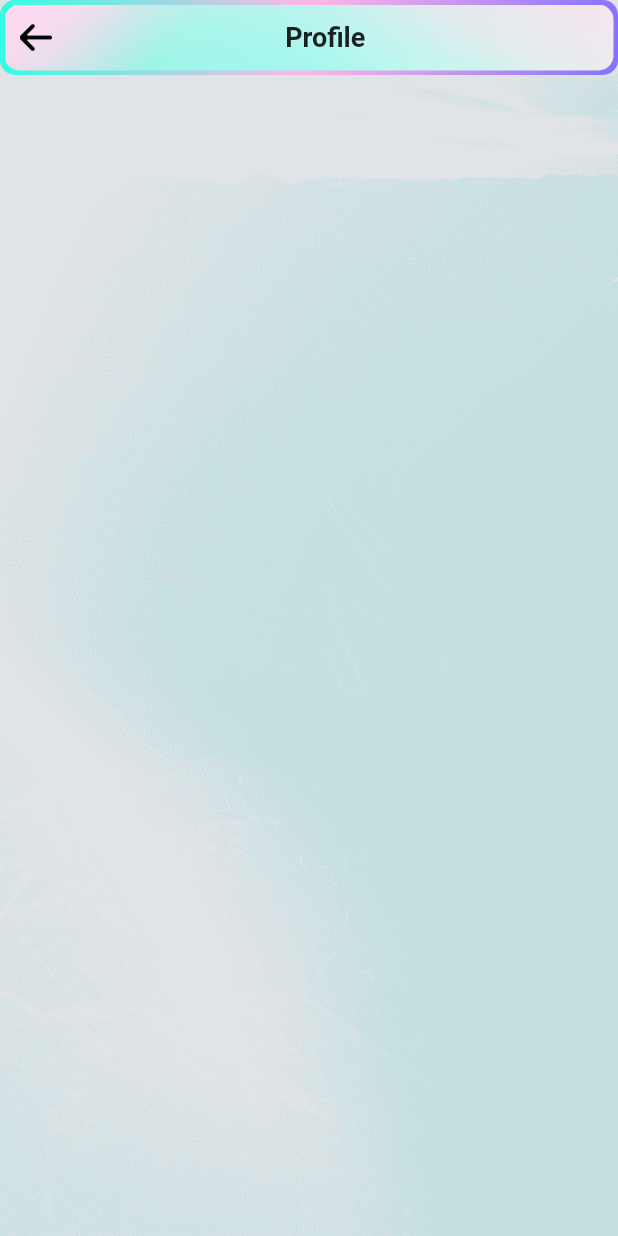
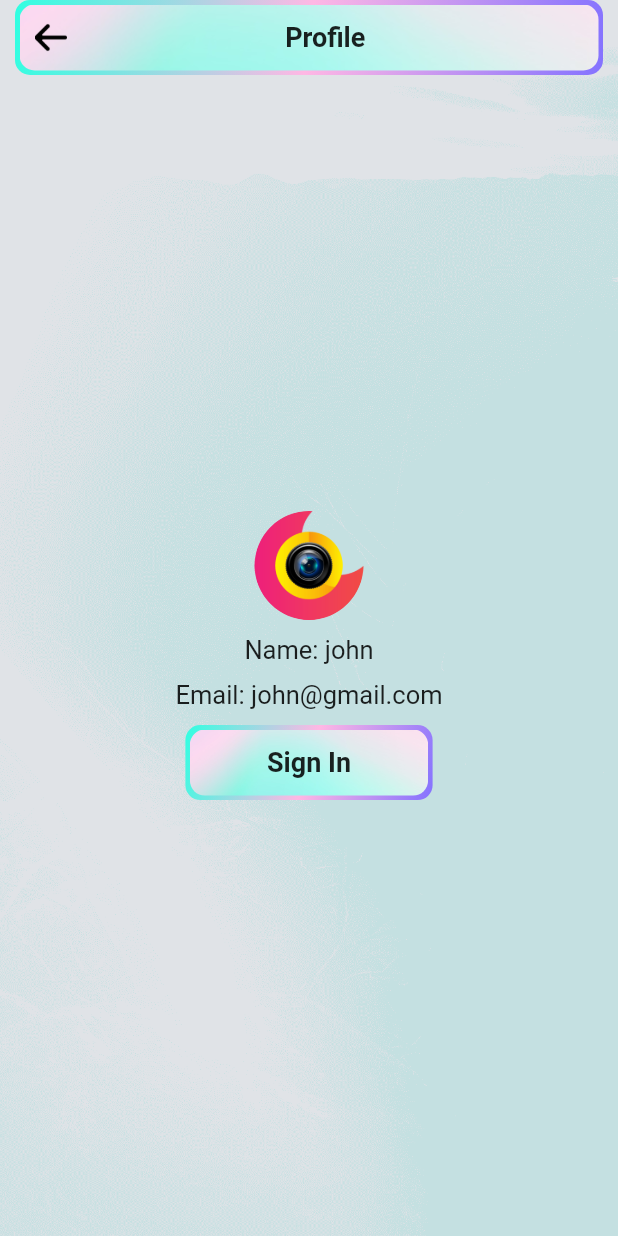
Before and after one commit to jyoti5560/PixyTrim_PhotoEditing, a Flutter app: the ProfileScreen screen opened directly, on a phone screen of 412 x 824 dp. Run offline on Flutter 3.47's test engine with Material 2 defaults, Android fonts, the light colour scheme and no system bars; our stand-ins replace camera, extended_image, firebase_auth, firebase_core, flutter_image_compress, fluttertoast and 8 more; missing offline and left inert: crop_your_image, flutter_login_facebook; accounts and stored records are empty.

Commit message:
Resolve bugs

```diff
--- a/pixytrim/lib/common/custom_image.dart
+++ b/pixytrim/lib/common/custom_image.dart
@@ -23,6 +23,7 @@ class Images{
   static const ic_downloading = '$root' + 'downloading.png';
   static const ic_sharing = '$root' + 'sharing.png';
   static const ic_camera2 = '$root' + 'camera2.png';
+  static const ic_profile = '$root' + 'profile.png';
 
   static const ic_crop = '$root' + 'crop.png';
   static const ic_filter = '$root' + 'filter.png';
--- /dev/null
+++ b/pixytrim/lib/controller/profile_screen_controller/profile_screen_controller.dart
@@ -0,0 +1,39 @@
+import 'package:get/get.dart';
+import 'package:shared_preferences/shared_preferences.dart';
+
+class ProfileScreenController extends GetxController{
+
+  String ? userId;
+  String ? uName;
+  String ? uEmail;
+  String ? uPhotoUrl;
+  RxBool isLoading = false.obs;
+
+  @override
+  void onInit() async{
+    // TODO: implement onInit
+    super.onInit();
+    await getUserDetails();
+  }
+
+  getUserDetails() async {
+    isLoading(true);
+    SharedPreferences prefs = await SharedPreferences.getInstance();
+    userId = prefs.getString('userId') ?? "";
+    uName = prefs.getString('userName') ?? "";
+    uEmail = prefs.getString('email') ?? "";
+    uPhotoUrl = prefs.getString('photo') ?? "";
+    print("Username: $uPhotoUrl");
+    isLoading(false);
+  }
+
+  clearUserDetails() async {
+    SharedPreferences prefs = await SharedPreferences.getInstance();
+    prefs.remove('userId');
+    prefs.remove('userName');
+    print('usename: ${prefs.remove('userName')}');
+    prefs.remove('email');
+    prefs.remove('photo');
+    prefs.setBool('isLoggedIn', false);
+  }
+}
--- a/pixytrim/lib/screens/index_screen/index_screen_widgets.dart
+++ b/pixytrim/lib/screens/index_screen/index_screen_widgets.dart
@@ -183,8 +183,8 @@ class AddProfile extends StatelessWidget {
             child: Row(
               mainAxisAlignment: MainAxisAlignment.center,
               children: [
-                //Image.asset(Images.ic_draft, scale: 2.5,),
-                Icon(Icons.person),
+                Image.asset(Images.ic_profile, scale: 2.8,),
+                //Icon(Icons.person),
                 SizedBox(width: 10,),
                 Text(
                   "Profile",
--- a/pixytrim/lib/screens/previous_session_screen/previous_session_screen.dart
+++ b/pixytrim/lib/screens/previous_session_screen/previous_session_screen.dart
@@ -860,7 +860,7 @@ class _PreviousSessionScreenState extends State<PreviousSessionScreen> with Sing
     // set up the AlertDialog
     AlertDialog alert = AlertDialog(
       content: Text(
-        "Do you want to delete All Images ?",
+        "Do you want to delete all images ?",
         style: TextStyle(fontFamily: ""),
       ),
       actions: [
--- a/pixytrim/lib/screens/profile_screen/profile_screen.dart
+++ b/pixytrim/lib/screens/profile_screen/profile_screen.dart
@@ -5,6 +5,7 @@ import 'package:get/get.dart';
 import 'package:google_sign_in/google_sign_in.dart';
 import 'package:pixytrim/common/common_widgets.dart';
 import 'package:pixytrim/common/custom_image.dart';
+import 'package:pixytrim/controller/profile_screen_controller/profile_screen_controller.dart';
 import 'package:pixytrim/screens/image_editor_screen/_paint_over_image.dart';
 import 'package:pixytrim/screens/login_screen/login_screen.dart';
 
@@ -13,11 +14,15 @@ class ProfileScreen extends StatelessWidget {
   UserCredential ? result;
   ProfileScreen({this.result});
   final GoogleSignIn googleSignIn = GoogleSignIn();
+  ProfileScreenController profileScreenController = Get.put(ProfileScreenController());
 
   @override
   Widget build(BuildContext context) {
     return Scaffold(
-      body: SafeArea(
+      body: Obx(()=>
+      profileScreenController.isLoading.value ?
+        Center(child: CircularProgressIndicator()) :
+         SafeArea(
           child: Stack(
             children: [
               MainBackgroundWidget(),
@@ -29,14 +34,15 @@ class ProfileScreen extends StatelessWidget {
                   children: [
                     appBar(context),
 
-                  result != null ?
-                  profileDetails() : Container(),
+
+                    profileDetails(),
 
                     Container()
                   ],
                 ),
               )
             ],
+          ),
         ),
       ),
     );
@@ -46,6 +52,7 @@ class ProfileScreen extends StatelessWidget {
     return Container(
       height: 50,
       width: Get.width,
+      margin: EdgeInsets.only(left: 10, right: 10),
       decoration: borderGradientDecoration(),
       child: Padding(
         padding: const EdgeInsets.all(3.0),
@@ -88,29 +95,31 @@ class ProfileScreen extends StatelessWidget {
   Widget profileDetails(){
     return Container(
       child: Column(
-       // crossAxisAlignment: CrossAxisAlignment.center,
-      //mainAxisAlignment: MainAxisAlignment.center,
         crossAxisAlignment: CrossAxisAlignment.center,
         children: [
+          profileScreenController.uPhotoUrl!.isNotEmpty?
           ClipOval(
-            child: Material(
-              color: Colors.transparent,
             child: Image.network(
-                result!.user!.photoURL!,
-                fit: BoxFit.fitHeight,
+              profileScreenController.uPhotoUrl!
             ),
+          ) : ClipOval(
+            child: Image.asset(
+                Images.ic_logo, scale: 7,
             ),
           ),
           SizedBox(height: 10,),
-          Text('Name: ${result!.user!.displayName}', style: TextStyle(fontSize: 17),),
+           Text(profileScreenController.uName!.isNotEmpty ? 'Name: ${profileScreenController.uName}' : 'Name: john', style: TextStyle(fontSize: 17),),
           SizedBox(height: 10,),
-          Text('Email: ${result!.user!.email}', style: TextStyle(fontSize: 17),),
+          profileScreenController.uEmail!.isNotEmpty ? Text('Email: ${profileScreenController.uEmail}', style: TextStyle(fontSize: 17),) :
+          Text('Email: john@gmail.com', style: TextStyle(fontSize: 17),),
           SizedBox(height: 10,),
 
           GestureDetector(
-            onTap: ()async{
-              await googleSignIn.signOut();
-              Get.off(() => LoginScreen());
+            onTap: () async {
+               googleSignIn.signOut();
+              await profileScreenController.clearUserDetails();
+              Get.back();
+              //Get.off(() => LoginScreen());
             },
             child: Container(
               height: 50,
@@ -124,7 +133,7 @@ class ProfileScreen extends StatelessWidget {
                  child: Center(
                    child: Container(
                      child: Text(
-                       "Sign Out",
+                       profileScreenController.userId!.isNotEmpty ? "Sign Out" : "Sign In",
                        style: TextStyle(
                          fontFamily: "",
                          fontSize: 18,
```
Also changed, not shown: pixytrim/lib/controller/login_screen_controller/login_screen_controller.dart (+90 -1 lines), pixytrim/lib/controller/splash_screen_controller/splash_screen_controller.dart (+12 -3 lines), pixytrim/lib/screens/login_screen/login_screen_widgets.dart (+9 -54 lines), pixytrim/assets/images/gallery1.png, pixytrim/assets/images/profile.png (added). Lines whose indentation alone changed are shown as unchanged.
